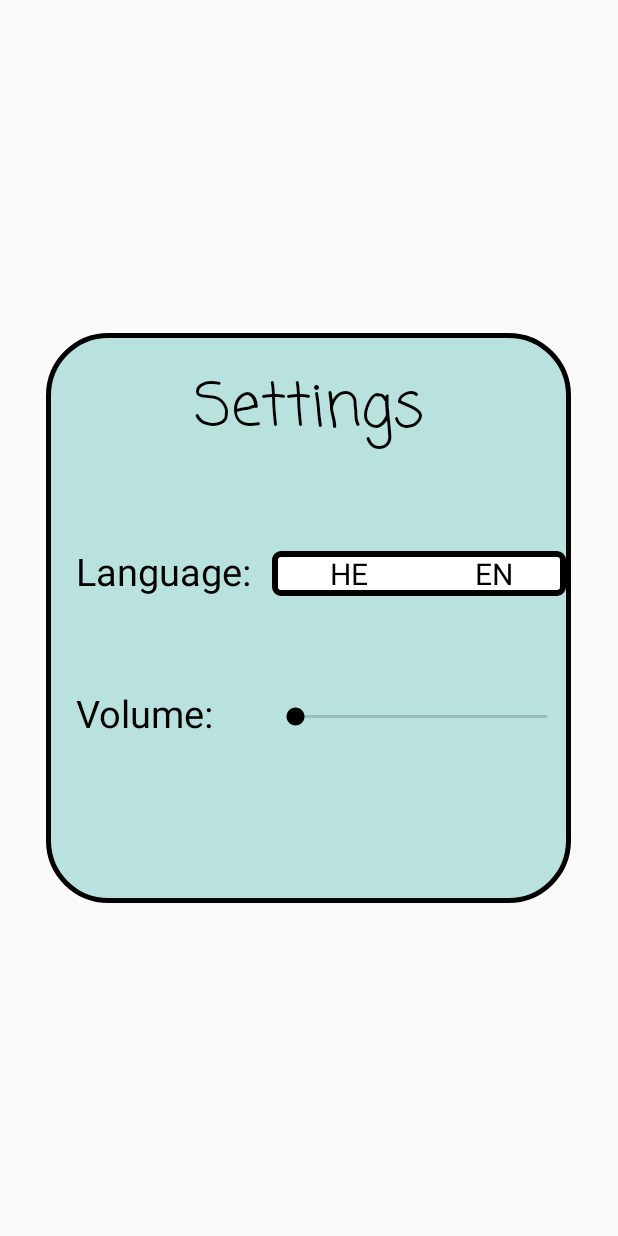
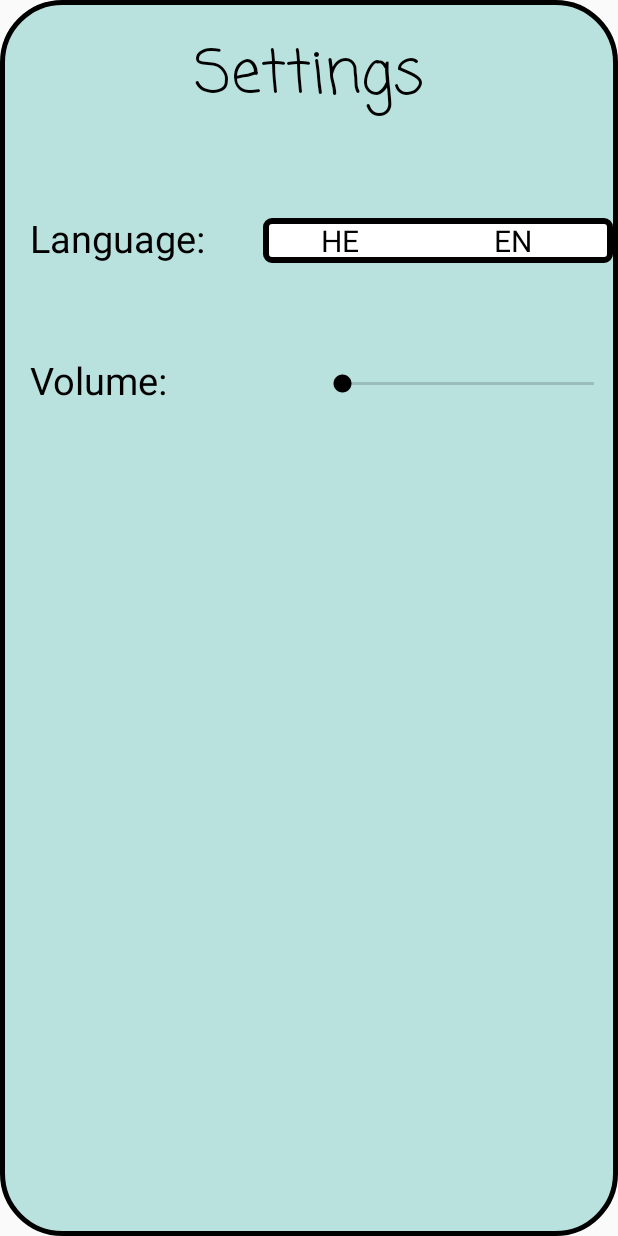
Before and after one commit to sigalitleybman/Chubby-Penguin, an Android app: the layout pop_up_settings.xml on its own in the app's theme, with its tools: preview values and no code run, on a phone screen of 412 x 824 dp. Run offline under Robolectric (Android 15) with nearby library versions, the phone set to English and light mode, and no system bars.

Commit message:
started implementing settings pop up as dialog

```diff
--- a/app/src/main/res/layout/activity_main.xml
+++ b/app/src/main/res/layout/activity_main.xml
@@ -39,7 +39,6 @@
             android:layout_alignParentEnd="true"
             android:layout_gravity="right"
             android:background="@null"
-            android:onClick="showSettingsPopup"
             android:src="@drawable/settings"
             app:tint="@color/black" />
 
--- a/app/src/main/res/layout/pop_up_finished_level.xml
+++ b/app/src/main/res/layout/pop_up_finished_level.xml
@@ -2,7 +2,7 @@
 <RelativeLayout xmlns:android="http://schemas.android.com/apk/res/android"
     xmlns:app="http://schemas.android.com/apk/res-auto"
     android:layout_width="300dp"
-    android:layout_height="270dp"
+    android:layout_height="500dp"
     android:layout_gravity="center"
     android:background="@drawable/penguin_finished_level"
     android:orientation="vertical">
--- a/app/src/main/res/layout/pop_up_settings.xml
+++ b/app/src/main/res/layout/pop_up_settings.xml
@@ -1,7 +1,7 @@
 <?xml version="1.0" encoding="utf-8"?>
 <LinearLayout xmlns:android="http://schemas.android.com/apk/res/android"
-    android:layout_width="350dp"
-    android:layout_height="380dp"
+    android:layout_width="match_parent"
+    android:layout_height="match_parent"
 
     android:background="@drawable/settings_pop_up_shape"
     android:orientation="vertical"
```
Also changed, not shown: app/src/main/java/com/example/worldwideski2/MainActivity.java (+36 -2 lines), 1 other file.
